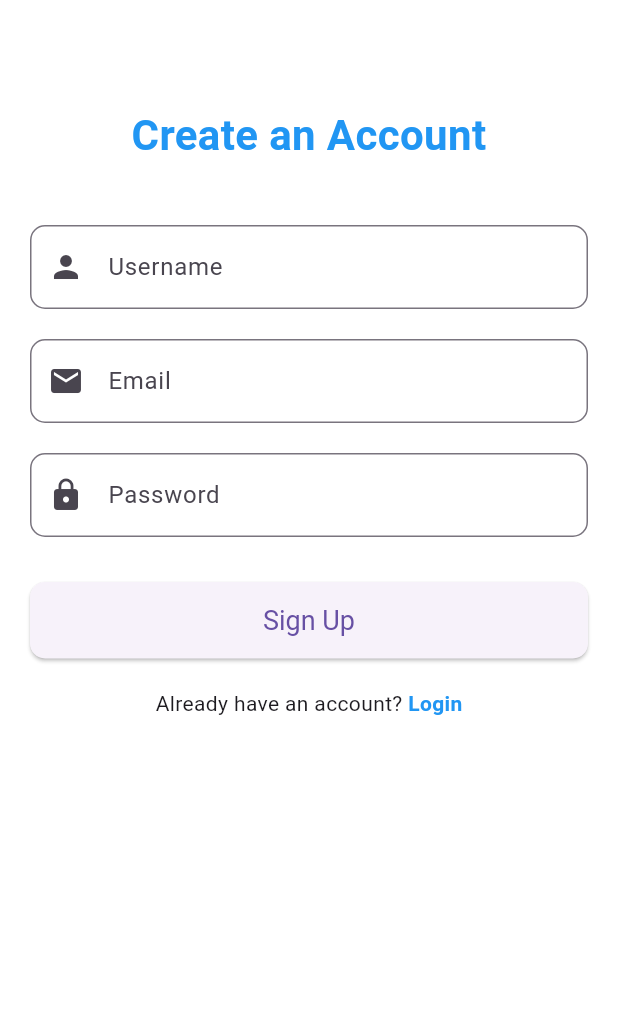
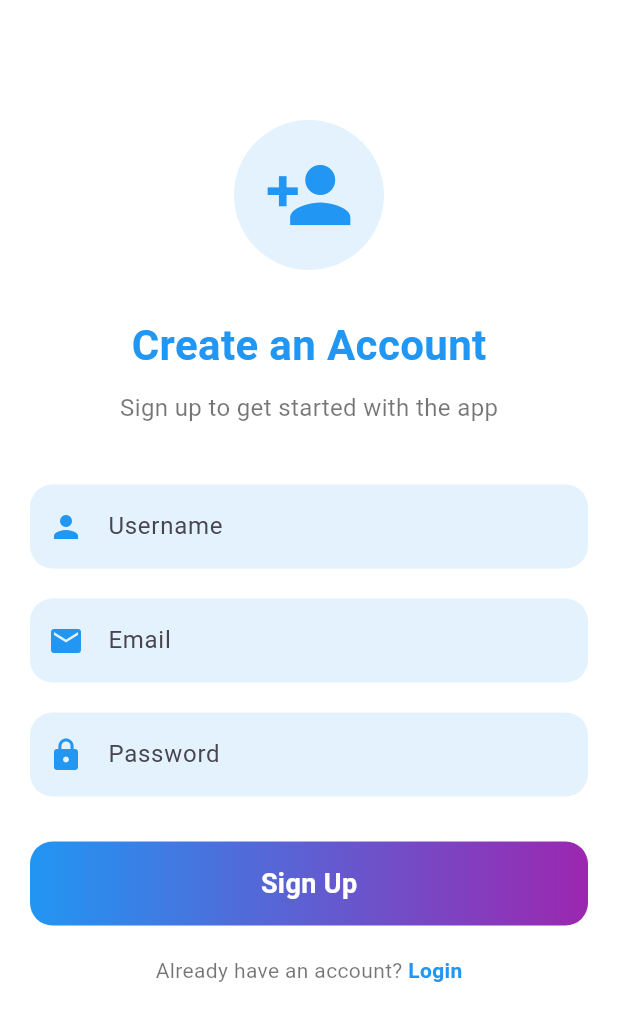
Before and after one commit to fizzzzaaa/campus, a Flutter app: the screen it shows after launch, after a tap on "Sign Up", on a phone screen of 412 x 824 dp. Shown: the top 1021 px of the screen. Run offline on Flutter 3.47's test engine with Material 3 defaults, Android fonts, the phone set to English and light mode, and no system bars; our stand-ins replace firebase_auth, firebase_core, flutter_rating_bar; accounts and stored records are empty.

Commit message:
UI enhancement
changed the ui of the project for user-friendly approach

```diff
--- a/lib/loginscreen.dart
+++ b/lib/loginscreen.dart
@@ -35,9 +35,11 @@ class _LoginScreenState extends State<LoginScreen> {
       //   MaterialPageRoute(builder: (context) => HomeScreen()),
       // );
     } on FirebaseAuthException catch (e) {
-      // Simulate error message
       ScaffoldMessenger.of(context).showSnackBar(
-        SnackBar(content: Text('Login failed: ${e.message}')),
+        SnackBar(
+          content: Text('Login failed: ${e.message}'),
+          backgroundColor: Colors.red,
+        ),
       );
     }
   }
@@ -48,42 +50,72 @@ class _LoginScreenState extends State<LoginScreen> {
       backgroundColor: Colors.white,
       body: SingleChildScrollView(
         child: Padding(
-          padding: const EdgeInsets.all(20.0),
+          padding: const EdgeInsets.symmetric(horizontal: 20.0),
           child: Column(
-            crossAxisAlignment: CrossAxisAlignment.stretch,
-            mainAxisAlignment: MainAxisAlignment.center,
+            crossAxisAlignment: CrossAxisAlignment.center,
             children: [
-              SizedBox(height: 50),
-              Text(
+              const SizedBox(height: 80),
+              // Logo or Placeholder Image
+              Container(
+                height: 100,
+                width: 100,
+                decoration: BoxDecoration(
+                  shape: BoxShape.circle,
+                  color: Colors.blue.shade50,
+                ),
+                child: const Icon(
+                  Icons.person,
+                  size: 60,
+                  color: Colors.blue,
+                ),
+              ),
+              const SizedBox(height: 30),
+              // Welcome Text
+              const Text(
                 'Welcome Back!',
-                textAlign: TextAlign.center,
                 style: TextStyle(
                   fontSize: 28,
                   fontWeight: FontWeight.bold,
                   color: Colors.blue,
                 ),
               ),
-              SizedBox(height: 40),
+              const SizedBox(height: 10),
+              const Text(
+                'Login to your account to continue',
+                style: TextStyle(
+                  fontSize: 16,
+                  color: Colors.black54,
+                ),
+              ),
+              const SizedBox(height: 40),
+              // Email Field
               TextField(
                 controller: emailController,
                 decoration: InputDecoration(
-                  labelText: 'Email',
-                  prefixIcon: Icon(Icons.email),
+                  labelText: 'Email Address',
+                  prefixIcon: const Icon(Icons.email, color: Colors.blue),
+                  filled: true,
+                  fillColor: Colors.blue.shade50,
                   border: OutlineInputBorder(
-                    borderRadius: BorderRadius.circular(10),
+                    borderRadius: BorderRadius.circular(15),
+                    borderSide: BorderSide.none,
                   ),
                 ),
               ),
-              SizedBox(height: 20),
+              const SizedBox(height: 20),
+              // Password Field
               TextField(
                 controller: passwordController,
                 obscureText: !_isPasswordVisible,
                 decoration: InputDecoration(
                   labelText: 'Password',
-                  prefixIcon: Icon(Icons.lock),
+                  prefixIcon: const Icon(Icons.lock, color: Colors.blue),
                   suffixIcon: IconButton(
                     icon: Icon(
-                      _isPasswordVisible ? Icons.visibility : Icons.visibility_off,
+                      _isPasswordVisible
+                          ? Icons.visibility
+                          : Icons.visibility_off,
+                      color: Colors.grey,
                     ),
                     onPressed: () {
                       setState(() {
@@ -91,36 +123,60 @@ class _LoginScreenState extends State<LoginScreen> {
                       });
                     },
                   ),
+                  filled: true,
+                  fillColor: Colors.blue.shade50,
                   border: OutlineInputBorder(
-                    borderRadius: BorderRadius.circular(10),
+                    borderRadius: BorderRadius.circular(15),
+                    borderSide: BorderSide.none,
                   ),
                 ),
               ),
-              SizedBox(height: 30),
-              ElevatedButton(
-                onPressed: _login,
-                child: Text('Login'),
-                style: ElevatedButton.styleFrom(
-                  padding: EdgeInsets.symmetric(vertical: 15),
-                  textStyle: TextStyle(fontSize: 18),
-                  shape: RoundedRectangleBorder(
-                    borderRadius: BorderRadius.circular(10),
+              const SizedBox(height: 30),
+              // Gradient Button
+              GestureDetector(
+                onTap: _login, // Use the same functionality as the ElevatedButton's onPressed
+                child: Container(
+                  width: double.infinity,
+                  padding: const EdgeInsets.symmetric(vertical: 15),
+                  decoration: BoxDecoration(
+                    gradient: const LinearGradient(
+                      colors: [Colors.blue, Colors.purple],
+                      begin: Alignment.centerLeft,
+                      end: Alignment.centerRight,
+                    ),
+                    borderRadius: BorderRadius.circular(15),
+                  ),
+                  child: const Center(
+                    child: Text(
+                      'Login',
+                      style: TextStyle(
+                        fontSize: 18,
+                        fontWeight: FontWeight.bold,
+                        color: Colors.white,
+                      ),
+                    ),
                   ),
                 ),
               ),
-              SizedBox(height: 20),
+              const SizedBox(height: 20),
+              // Sign Up Navigation
               Row(
                 mainAxisAlignment: MainAxisAlignment.center,
                 children: [
-                  Text("Don't have an account? "),
+                  const Text(
+                    "Don't have an account? ",
+                    style: TextStyle(color: Colors.black54),
+                  ),
                   GestureDetector(
                     onTap: () {
                       Navigator.push(
                         context,
-                        MaterialPageRoute(builder: (context) => SignUpScreen()),
+                        MaterialPageRoute(
+                          builder: (context) => SignUpScreen(),
+                        ),
                       );
                     },
-                    child: Text(
+                    child: const Text(
                       'Sign Up',
                       style: TextStyle(
                         color: Colors.blue,
@@ -130,6 +186,7 @@ class _LoginScreenState extends State<LoginScreen> {
                   ),
                 ],
               ),
+              const SizedBox(height: 40),
             ],
           ),
         ),
--- a/lib/signupScreen.dart
+++ b/lib/signupScreen.dart
@@ -16,80 +16,132 @@ class _SignUpScreenState extends State<SignUpScreen> {
       backgroundColor: Colors.white,
       body: SingleChildScrollView(
         child: Padding(
-          padding: const EdgeInsets.all(20.0),
+          padding: const EdgeInsets.symmetric(horizontal: 20.0),
           child: Column(
-            crossAxisAlignment: CrossAxisAlignment.stretch,
+            crossAxisAlignment: CrossAxisAlignment.center,
             children: [
-              SizedBox(height: 50),
-              Text(
+              const SizedBox(height: 80),
+              // Placeholder for App Logo or Image
+              Container(
+                height: 100,
+                width: 100,
+                decoration: BoxDecoration(
+                  shape: BoxShape.circle,
+                  color: Colors.blue.shade50,
+                ),
+                child: const Icon(
+                  Icons.person_add,
+                  size: 60,
+                  color: Colors.blue,
+                ),
+              ),
+              const SizedBox(height: 30),
+              // Welcome Text
+              const Text(
                 'Create an Account',
-                textAlign: TextAlign.center,
                 style: TextStyle(
                   fontSize: 28,
                   fontWeight: FontWeight.bold,
                   color: Colors.blue,
                 ),
               ),
-              SizedBox(height: 40),
+              const SizedBox(height: 10),
+              const Text(
+                'Sign up to get started with the app',
+                style: TextStyle(
+                  fontSize: 16,
+                  color: Colors.black54,
+                ),
+              ),
+              const SizedBox(height: 40),
+              // Username Field
               TextField(
                 controller: usernameController,
                 decoration: InputDecoration(
                   labelText: 'Username',
-                  prefixIcon: Icon(Icons.person),
+                  prefixIcon: const Icon(Icons.person, color: Colors.blue),
+                  filled: true,
+                  fillColor: Colors.blue.shade50,
                   border: OutlineInputBorder(
-                    borderRadius: BorderRadius.circular(10),
+                    borderRadius: BorderRadius.circular(15),
+                    borderSide: BorderSide.none,
                   ),
                 ),
               ),
-              SizedBox(height: 20),
+              const SizedBox(height: 20),
+              // Email Field
               TextField(
                 controller: emailController,
                 decoration: InputDecoration(
                   labelText: 'Email',
-                  prefixIcon: Icon(Icons.email),
+                  prefixIcon: const Icon(Icons.email, color: Colors.blue),
+                  filled: true,
+                  fillColor: Colors.blue.shade50,
                   border: OutlineInputBorder(
-                    borderRadius: BorderRadius.circular(10),
+                    borderRadius: BorderRadius.circular(15),
+                    borderSide: BorderSide.none,
                   ),
                 ),
               ),
-              SizedBox(height: 20),
+              const SizedBox(height: 20),
+              // Password Field
               TextField(
                 controller: passwordController,
                 obscureText: true,
                 decoration: InputDecoration(
                   labelText: 'Password',
-                  prefixIcon: Icon(Icons.lock),
+                  prefixIcon: const Icon(Icons.lock, color: Colors.blue),
+                  filled: true,
+                  fillColor: Colors.blue.shade50,
                   border: OutlineInputBorder(
-                    borderRadius: BorderRadius.circular(10),
+                    borderRadius: BorderRadius.circular(15),
+                    borderSide: BorderSide.none,
                   ),
                 ),
               ),
-              SizedBox(height: 30),
-              ElevatedButton(
-                onPressed: () {
-                  // Add sign-up logic here (validation, etc.)
-                  // After successful sign-up, you can navigate to the LoginScreen or HomeScreen
+              const SizedBox(height: 30),
+              // Gradient Button
+              GestureDetector(
+                onTap: () {
+                  // Add sign-up logic here
                 },
-                child: Text('Sign Up'),
-                style: ElevatedButton.styleFrom(
-                  padding: EdgeInsets.symmetric(vertical: 15),
-                  textStyle: TextStyle(fontSize: 18),
-                  shape: RoundedRectangleBorder(
-                    borderRadius: BorderRadius.circular(10),
+                child: Container(
+                  width: double.infinity,
+                  padding: const EdgeInsets.symmetric(vertical: 15),
+                  decoration: BoxDecoration(
+                    gradient: const LinearGradient(
+                      colors: [Colors.blue, Colors.purple],
+                      begin: Alignment.centerLeft,
+                      end: Alignment.centerRight,
+                    ),
+                    borderRadius: BorderRadius.circular(15),
+                  ),
+                  child: const Center(
+                    child: Text(
+                      'Sign Up',
+                      style: TextStyle(
+                        fontSize: 18,
+                        fontWeight: FontWeight.bold,
+                        color: Colors.white,
+                      ),
+                    ),
                   ),
                 ),
               ),
-              SizedBox(height: 20),
+              const SizedBox(height: 20),
+              // Navigation to Login Screen
               Row(
                 mainAxisAlignment: MainAxisAlignment.center,
                 children: [
-                  Text("Already have an account? "),
+                  const Text(
+                    "Already have an account? ",
+                    style: TextStyle(color: Colors.black54),
+                  ),
                   GestureDetector(
                     onTap: () {
-                      // Navigate to LoginScreen
-                      Navigator.pop(context); // Go back to Login Screen
+                      Navigator.pop(context); // Navigate to the Login Screen
                     },
-                    child: Text(
+                    child: const Text(
                       'Login',
                       style: TextStyle(
                         color: Colors.blue,
@@ -99,6 +151,7 @@ class _SignUpScreenState extends State<SignUpScreen> {
                   ),
                 ],
               ),
+              const SizedBox(height: 40),
             ],
           ),
         ),
--- a/pubspec.yaml
+++ b/pubspec.yaml
@@ -15,7 +15,7 @@ dependencies:
   firebase_core: ^2.16.0
   firebase_auth: any
   intl: ^0.18.0
-flutter_rating_bar: ^4.0.0
+  flutter_rating_bar: ^4.0.0
 
 dev_dependencies:
   flutter_test:
```
Also changed, not shown: pubspec.lock.
